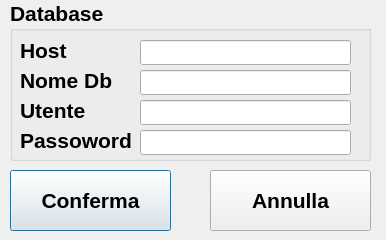
First picture: the form in formimpostazioni.ui, repository lemoeb/RegCashLinux, before the edit.
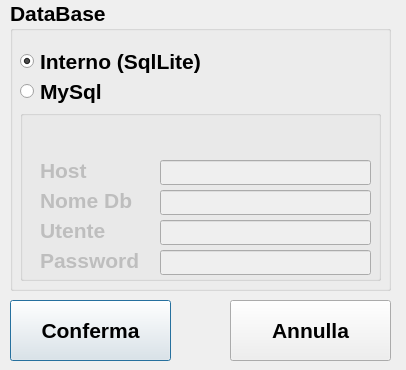
Second picture: the form after the edit. Icons and pictures are not drawn.

Commit message: Implementata gestione db sqlite

The edit to the form file:
```diff
--- a/formimpostazioni.ui
+++ b/formimpostazioni.ui
@@ -6,8 +6,8 @@
    <rect>
     <x>0</x>
     <y>0</y>
-    <width>386</width>
-    <height>240</height>
+    <width>406</width>
+    <height>370</height>
    </rect>
   </property>
   <property name="font">
@@ -20,116 +20,11 @@
   <property name="windowTitle">
    <string>Dialog</string>
   </property>
-  <widget class="QGroupBox" name="groupBox">
-   <property name="geometry">
-    <rect>
-     <x>10</x>
-     <y>0</y>
-     <width>361</width>
-     <height>161</height>
-    </rect>
-   </property>
-   <property name="title">
-    <string>Database</string>
-   </property>
-   <widget class="QLabel" name="label">
-    <property name="geometry">
-     <rect>
-      <x>10</x>
-      <y>40</y>
-      <width>54</width>
-      <height>21</height>
-     </rect>
-    </property>
-    <property name="text">
-     <string>Host</string>
-    </property>
-   </widget>
-   <widget class="QLabel" name="label_2">
-    <property name="geometry">
-     <rect>
-      <x>10</x>
-      <y>70</y>
-      <width>101</width>
-      <height>21</height>
-     </rect>
-    </property>
-    <property name="text">
-     <string>Nome Db</string>
-    </property>
-   </widget>
-   <widget class="QLabel" name="label_3">
-    <property name="geometry">
-     <rect>
-      <x>10</x>
-      <y>100</y>
-      <width>81</width>
-      <height>21</height>
-     </rect>
-    </property>
-    <property name="text">
-     <string>Utente</string>
-    </property>
-   </widget>
-   <widget class="QLabel" name="label_4">
-    <property name="geometry">
-     <rect>
-      <x>10</x>
-      <y>130</y>
-      <width>111</width>
-      <height>21</height>
-     </rect>
-    </property>
-    <property name="text">
-     <string>Passoword</string>
-    </property>
-   </widget>
-   <widget class="QLineEdit" name="lineEdit">
-    <property name="geometry">
-     <rect>
-      <x>130</x>
-      <y>40</y>
-      <width>211</width>
-      <height>25</height>
-     </rect>
-    </property>
-   </widget>
-   <widget class="QLineEdit" name="lineEdit_2">
-    <property name="geometry">
-     <rect>
-      <x>130</x>
-      <y>70</y>
-      <width>211</width>
-      <height>25</height>
-     </rect>
-    </property>
-   </widget>
-   <widget class="QLineEdit" name="lineEdit_3">
-    <property name="geometry">
-     <rect>
-      <x>130</x>
-      <y>100</y>
-      <width>211</width>
-      <height>25</height>
-     </rect>
-    </property>
-   </widget>
-   <widget class="QLineEdit" name="lineEdit_4">
-    <property name="geometry">
-     <rect>
-      <x>130</x>
-      <y>130</y>
-      <width>211</width>
-      <height>25</height>
-     </rect>
-    </property>
-   </widget>
-  </widget>
   <widget class="QPushButton" name="btnConferma">
    <property name="geometry">
     <rect>
      <x>10</x>
-     <y>170</y>
+     <y>300</y>
      <width>161</width>
      <height>61</height>
     </rect>
@@ -151,8 +46,8 @@
   <widget class="QPushButton" name="btnAnnulla">
    <property name="geometry">
     <rect>
-     <x>210</x>
-     <y>170</y>
+     <x>230</x>
+     <y>300</y>
      <width>161</width>
      <height>61</height>
     </rect>
@@ -171,6 +66,156 @@
     </size>
    </property>
   </widget>
+  <widget class="QGroupBox" name="groupBox_2">
+   <property name="geometry">
+    <rect>
+     <x>10</x>
+     <y>0</y>
+     <width>381</width>
+     <height>291</height>
+    </rect>
+   </property>
+   <property name="title">
+    <string>DataBase</string>
+   </property>
+   <widget class="QRadioButton" name="radio_sqlite">
+    <property name="geometry">
+     <rect>
+      <x>10</x>
+      <y>50</y>
+      <width>191</width>
+      <height>23</height>
+     </rect>
+    </property>
+    <property name="text">
+     <string>Interno (SqlLite)</string>
+    </property>
+    <property name="checked">
+     <bool>true</bool>
+    </property>
+   </widget>
+   <widget class="QRadioButton" name="radio_mysql">
+    <property name="geometry">
+     <rect>
+      <x>10</x>
+      <y>80</y>
+      <width>261</width>
+      <height>23</height>
+     </rect>
+    </property>
+    <property name="text">
+     <string>MySql</string>
+    </property>
+   </widget>
+   <widget class="QGroupBox" name="grp_dbSetting">
+    <property name="enabled">
+     <bool>false</bool>
+    </property>
+    <property name="geometry">
+     <rect>
+      <x>10</x>
+      <y>110</y>
+      <width>361</width>
+      <height>171</height>
+     </rect>
+    </property>
+    <property name="title">
+     <string/>
+    </property>
+    <widget class="QLineEdit" name="dbPassword">
+     <property name="geometry">
+      <rect>
+       <x>140</x>
+       <y>140</y>
+       <width>211</width>
+       <height>25</height>
+      </rect>
+     </property>
+    </widget>
+    <widget class="QLabel" name="label">
+     <property name="geometry">
+      <rect>
+       <x>20</x>
+       <y>50</y>
+       <width>54</width>
+       <height>21</height>
+      </rect>
+     </property>
+     <property name="text">
+      <string>Host</string>
+     </property>
+    </widget>
+    <widget class="QLineEdit" name="dbuser">
+     <property name="geometry">
+      <rect>
+       <x>140</x>
+       <y>110</y>
+       <width>211</width>
+       <height>25</height>
+      </rect>
+     </property>
+    </widget>
+    <widget class="QLabel" name="label_2">
+     <property name="geometry">
+      <rect>
+       <x>20</x>
+       <y>80</y>
+       <width>101</width>
+       <height>21</height>
+      </rect>
+     </property>
+     <property name="text">
+      <string>Nome Db</string>
+     </property>
+    </widget>
+    <widget class="QLineEdit" name="dbName">
+     <property name="geometry">
+      <rect>
+       <x>140</x>
+       <y>80</y>
+       <width>211</width>
+       <height>25</height>
+      </rect>
+     </property>
+    </widget>
+    <widget class="QLabel" name="label_3">
+     <property name="geometry">
+      <rect>
+       <x>20</x>
+       <y>110</y>
+       <width>81</width>
+       <height>21</height>
+      </rect>
+     </property>
+     <property name="text">
+      <string>Utente</string>
+     </property>
+    </widget>
+    <widget class="QLabel" name="label_4">
+     <property name="geometry">
+      <rect>
+       <x>20</x>
+       <y>140</y>
+       <width>111</width>
+       <height>21</height>
+      </rect>
+     </property>
+     <property name="text">
+      <string>Password</string>
+     </property>
+    </widget>
+    <widget class="QLineEdit" name="dbHost">
+     <property name="geometry">
+      <rect>
+       <x>140</x>
+       <y>50</y>
+       <width>211</width>
+       <height>25</height>
+      </rect>
+     </property>
+    </widget>
+   </widget>
+  </widget>
  </widget>
  <resources>
   <include location="regcashresource.qrc"/>
```
The commit also changes 11 other files.
